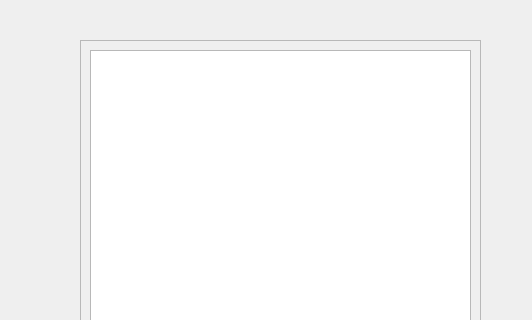
Above: ui.ui from iscrg/Monopoly before the change; both pictures show x 700 to 1232 and y 0 to 320 of the 1232 by 898 pixel window. Below: the same form after it.
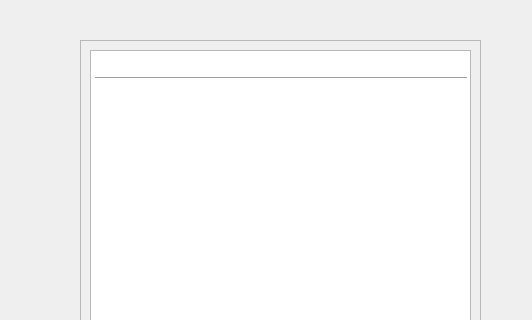
That is the form after the change. Icons and pictures are not drawn.

The edit to the form file:
```diff
--- a/ui.ui
+++ b/ui.ui
@@ -67,7 +67,8 @@
 &lt;html&gt;&lt;head&gt;&lt;meta name=&quot;qrichtext&quot; content=&quot;1&quot; /&gt;&lt;style type=&quot;text/css&quot;&gt;
 p, li { white-space: pre-wrap; }
 &lt;/style&gt;&lt;/head&gt;&lt;body style=&quot; font-family:'MS Shell Dlg 2'; font-size:10pt; font-weight:400; font-style:normal;&quot;&gt;
-&lt;p style=&quot;-qt-paragraph-type:empty; margin-top:0px; margin-bottom:0px; margin-left:0px; margin-right:0px; -qt-block-indent:0; text-indent:0px;&quot;&gt;&lt;br /&gt;&lt;/p&gt;&lt;/body&gt;&lt;/html&gt;</string>
+&lt;p style=&quot;-qt-paragraph-type:empty; margin-top:0px; margin-bottom:0px; margin-left:0px; margin-right:0px; -qt-block-indent:0; text-indent:0px;&quot;&gt;&lt;br /&gt;&lt;/p&gt;
+&lt;hr /&gt;&lt;/body&gt;&lt;/html&gt;</string>
         </property>
        </widget>
       </item>
```
